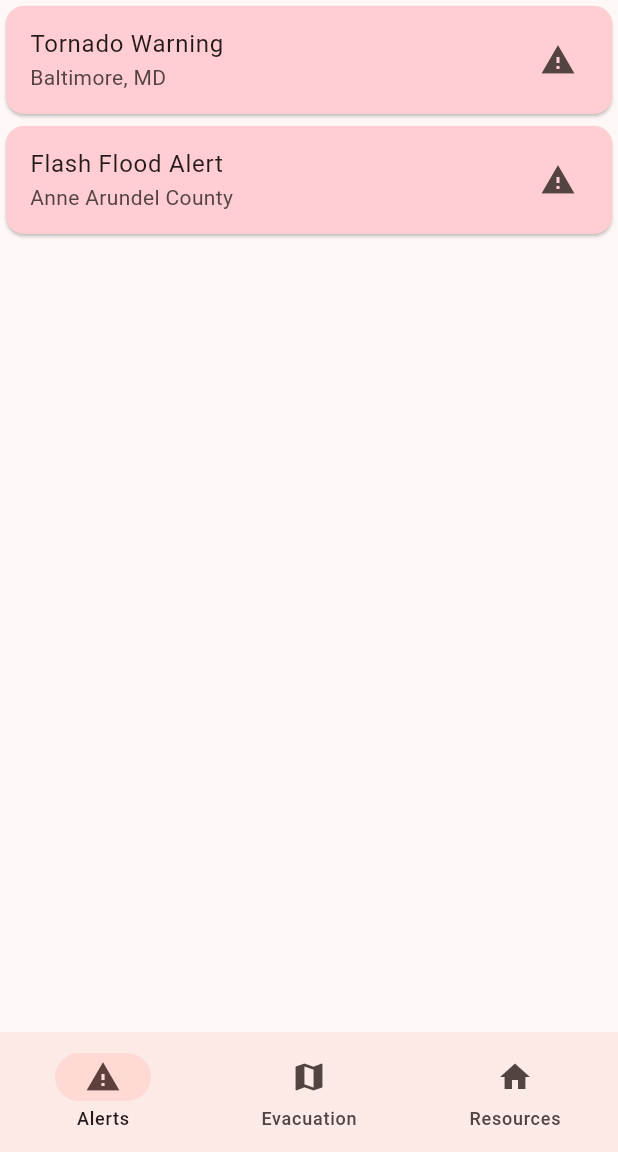
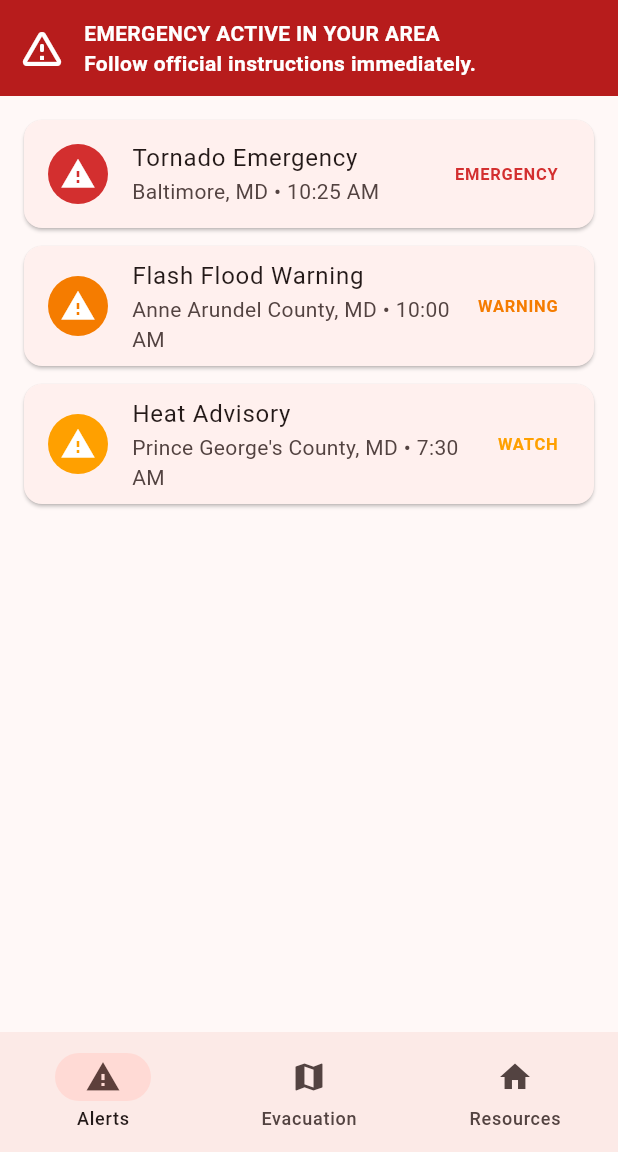
Before and after one commit to Rowhi10/dr-wewa-demo, a Flutter app: the screen it shows after launch, on a phone screen of 412 x 824 dp, the part 84-1236 px from its top. Run offline on Flutter 3.47's test engine with Material 3 defaults, Android fonts, the phone set to English and light mode, and no system bars.

Commit message:
Add emergency model, sample data, and upgraded UI

```diff
--- /dev/null
+++ b/lib/data/sample_alerts.dart
@@ -0,0 +1,38 @@
+// lib/data/sample_alerts.dart
+import 'package:dr_wewa/models/emergency_alert.dart';
+
+final sampleAlerts = <EmergencyAlert>[
+  EmergencyAlert(
+    id: '1',
+    title: 'Tornado Emergency',
+    location: 'Baltimore, MD',
+    severity: 'Emergency',
+    description:
+        'A confirmed large tornado is on the ground. Life-threatening situation.',
+    recommendedAction:
+        'Move to an interior room on the lowest floor, away from windows. Protect your head.',
+    time: DateTime.now().subtract(const Duration(minutes: 5)),
+  ),
+  EmergencyAlert(
+    id: '2',
+    title: 'Flash Flood Warning',
+    location: 'Anne Arundel County, MD',
+    severity: 'Warning',
+    description:
+        'Heavy rainfall is causing flash flooding in low-lying and urban areas.',
+    recommendedAction:
+        'Do not walk or drive through flood waters. Move to higher ground.',
+    time: DateTime.now().subtract(const Duration(minutes: 30)),
+  ),
+  EmergencyAlert(
+    id: '3',
+    title: 'Heat Advisory',
+    location: 'Prince George\'s County, MD',
+    severity: 'Watch',
+    description:
+        'Heat index values expected to reach dangerous levels this afternoon.',
+    recommendedAction:
+        'Stay hydrated, limit outdoor activity, and check on vulnerable individuals.',
+    time: DateTime.now().subtract(const Duration(hours: 3)),
+  ),
+];
--- a/lib/screens/alerts_screen.dart
+++ b/lib/screens/alerts_screen.dart
@@ -1,45 +1,159 @@
 import 'package:flutter/material.dart';
+import 'package:intl/intl.dart';
+
+import 'package:dr_wewa/data/sample_alerts.dart';
+import 'package:dr_wewa/models/emergency_alert.dart';
 
 class AlertsScreen extends StatelessWidget {
   const AlertsScreen({super.key});
 
+  Color _severityColor(String severity) {
+    switch (severity) {
+      case 'Emergency':
+        return Colors.red.shade700;
+      case 'Warning':
+        return Colors.orange.shade700;
+      case 'Watch':
+        return Colors.amber.shade700;
+      default:
+        return Colors.blueGrey.shade600;
+    }
+  }
+
   @override
   Widget build(BuildContext context) {
-    final alerts = [
-      {
-        "title": "Tornado Warning",
-        "location": "Baltimore, MD",
-        "details": "Seek shelter immediately indoors."
-      },
-      {
-        "title": "Flash Flood Alert",
-        "location": "Anne Arundel County",
-        "details": "Avoid driving through flooded roads."
-      },
-    ];
+    final hasCritical =
+        sampleAlerts.any((alert) => alert.isCritical); // emergency mode flag
 
-    return ListView.builder(
-      itemCount: alerts.length,
+    return Column(
+      children: [
+        if (hasCritical)
+          Container(
+            width: double.infinity,
+            padding: const EdgeInsets.all(12),
+            color: Colors.red.shade900,
+            child: Row(
+              children: const [
+                Icon(Icons.warning_amber_rounded, color: Colors.white, size: 32),
+                SizedBox(width: 12),
+                Expanded(
+                  child: Text(
+                    'EMERGENCY ACTIVE IN YOUR AREA\nFollow official instructions immediately.',
+                    style: TextStyle(
+                      color: Colors.white,
+                      fontWeight: FontWeight.bold,
+                    ),
+                  ),
+                ),
+              ],
+            ),
+          ),
+        Expanded(
+          child: ListView.builder(
+            padding: const EdgeInsets.all(16),
+            itemCount: sampleAlerts.length,
             itemBuilder: (context, index) {
-        final alert = alerts[index];
+              final alert = sampleAlerts[index];
+              final color = _severityColor(alert.severity);
+              final timeString =
+                  DateFormat('h:mm a').format(alert.time); // 3:45 PM
+
               return Card(
-          color: Colors.red.shade100,
+                margin: const EdgeInsets.only(bottom: 12),
                 child: ListTile(
-            title: Text(alert["title"]!),
-            subtitle: Text(alert["location"]!),
-            trailing: const Icon(Icons.warning),
+                  leading: CircleAvatar(
+                    backgroundColor: color,
+                    child: const Icon(Icons.warning, color: Colors.white),
+                  ),
+                  title: Text(alert.title),
+                  subtitle: Text('${alert.location} • $timeString'),
+                  trailing: Text(
+                    alert.severity.toUpperCase(),
+                    style: TextStyle(
+                      color: color,
+                      fontWeight: FontWeight.bold,
+                    ),
+                  ),
                   onTap: () {
-              showDialog(
+                    showModalBottomSheet(
                       context: context,
-                builder: (_) => AlertDialog(
-                  title: Text(alert["title"]!),
-                  content: Text(alert["details"]!),
+                      isScrollControlled: true,
+                      shape: const RoundedRectangleBorder(
+                        borderRadius:
+                            BorderRadius.vertical(top: Radius.circular(16)),
                       ),
+                      builder: (_) => _AlertDetailSheet(alert: alert),
                     );
                   },
                 ),
               );
             },
+          ),
+        ),
+      ],
     );
   }
 }
+
+class _AlertDetailSheet extends StatelessWidget {
+  final EmergencyAlert alert;
+
+  const _AlertDetailSheet({required this.alert});
+
+  @override
+  Widget build(BuildContext context) {
+    final color = Colors.red.shade700;
+
+    return Padding(
+      padding: const EdgeInsets.fromLTRB(16, 16, 16, 24),
+      child: Column(
+        mainAxisSize: MainAxisSize.min,
+        crossAxisAlignment: CrossAxisAlignment.start,
+        children: [
+          Row(
+            children: [
+              Icon(Icons.warning_amber_rounded, color: color, size: 28),
+              const SizedBox(width: 8),
+              Expanded(
+                child: Text(
+                  alert.title,
+                  style: const TextStyle(
+                    fontSize: 20,
+                    fontWeight: FontWeight.bold,
+                  ),
+                ),
+              ),
+            ],
+          ),
+          const SizedBox(height: 8),
+          Text(
+            alert.location,
+            style: TextStyle(color: Colors.grey.shade700),
+          ),
+          const SizedBox(height: 16),
+          const Text(
+            'Details',
+            style: TextStyle(fontWeight: FontWeight.bold),
+          ),
+          const SizedBox(height: 4),
+          Text(alert.description),
+          const SizedBox(height: 16),
+          const Text(
+            'Recommended Action',
+            style: TextStyle(fontWeight: FontWeight.bold),
+          ),
+          const SizedBox(height: 4),
+          Text(alert.recommendedAction),
+          const SizedBox(height: 16),
+          Align(
+            alignment: Alignment.centerRight,
+            child: TextButton(
+              child: const Text('Close'),
+              onPressed: () => Navigator.pop(context),
+            ),
+          ),
+        ],
+      ),
+    );
+  }
+}
--- a/pubspec.yaml
+++ b/pubspec.yaml
@@ -35,6 +35,7 @@ dependencies:
   # Use with the CupertinoIcons class for iOS style icons.
   cupertino_icons: ^1.0.8
   url_launcher: ^6.2.6
+  intl: ^0.19.0
 
 dev_dependencies:
   flutter_test:
```
Also changed, not shown: lib/models/emergency_alert.dart (added, +22 -0 lines), lib/screens/resources_screen.dart (+38 -13 lines), lib/screens/routes_screen.dart (+28 -12 lines), pubspec.lock. Lines whose indentation alone changed are shown as unchanged.
